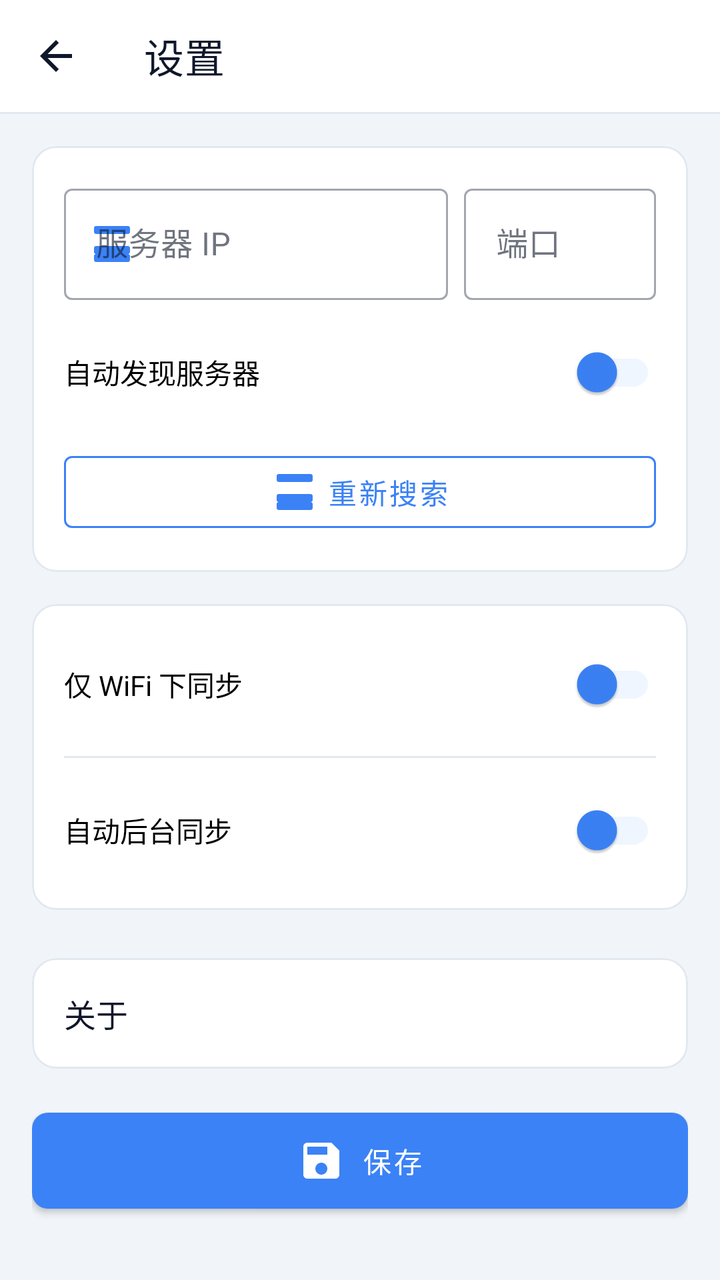
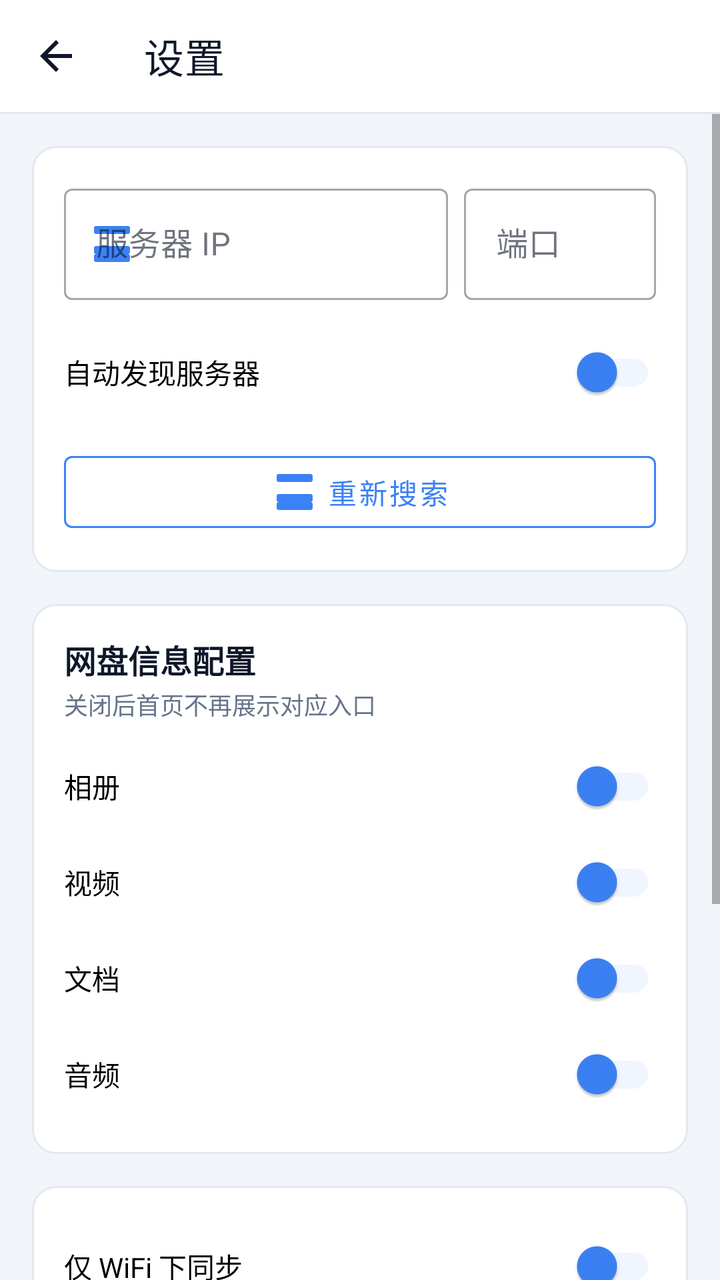

Compare the two renders of this Android layout. The source of the first and the diff that turns it into the second are given below.
<!-- AndroidManifest.xml: activity theme Theme.YybaCloud.NoActionBar -->
<!-- res/layout/activity_settings.xml -->
<?xml version="1.0" encoding="utf-8"?>
<LinearLayout xmlns:android="http://schemas.android.com/apk/res/android"
    xmlns:app="http://schemas.android.com/apk/res-auto"
    android:layout_width="match_parent"
    android:layout_height="match_parent"
    android:background="@color/page_bg"
    android:orientation="vertical">

    <com.google.android.material.appbar.MaterialToolbar
        android:id="@+id/toolbar"
        android:layout_width="match_parent"
        android:layout_height="?attr/actionBarSize"
        android:background="@color/surface"
        android:elevation="0dp"
        app:navigationIcon="@drawable/ic_back"
        app:navigationIconTint="@color/text_primary"
        app:title="@string/settings"
        app:titleTextColor="@color/text_primary" />

    <View
        android:layout_width="match_parent"
        android:layout_height="1dp"
        android:background="@color/divider" />

    <ScrollView
        android:layout_width="match_parent"
        android:layout_height="0dp"
        android:layout_weight="1"
        android:fillViewport="true">

        <LinearLayout
            android:layout_width="match_parent"
            android:layout_height="wrap_content"
            android:orientation="vertical"
            android:padding="@dimen/spacing_lg">

            <com.google.android.material.card.MaterialCardView
                style="@style/Widget.Yyba.Card"
                android:layout_width="match_parent"
                android:layout_height="wrap_content"
                android:layout_marginBottom="@dimen/spacing_lg">

                <LinearLayout
                    android:layout_width="match_parent"
                    android:layout_height="wrap_content"
                    android:orientation="vertical"
                    android:padding="@dimen/spacing_lg">

                    <LinearLayout
                        android:layout_width="match_parent"
                        android:layout_height="wrap_content"
                        android:layout_marginBottom="@dimen/spacing_md"
                        android:baselineAligned="false"
                        android:orientation="horizontal">

                        <com.google.android.material.textfield.TextInputLayout
                            android:layout_width="0dp"
                            android:layout_height="wrap_content"
                            android:layout_marginEnd="@dimen/spacing_sm"
                            android:layout_weight="2"
                            app:startIconDrawable="@drawable/ic_server"
                            app:startIconTint="@color/primary"
                            style="@style/Widget.MaterialComponents.TextInputLayout.OutlinedBox">

                            <com.google.android.material.textfield.TextInputEditText
                                android:id="@+id/etServerHost"
                                android:layout_width="match_parent"
                                android:layout_height="wrap_content"
                                android:hint="@string/server_host"
                                android:inputType="text" />
                        </com.google.android.material.textfield.TextInputLayout>

                        <com.google.android.material.textfield.TextInputLayout
                            android:layout_width="0dp"
                            android:layout_height="wrap_content"
                            android:layout_weight="1"
                            style="@style/Widget.MaterialComponents.TextInputLayout.OutlinedBox">

                            <com.google.android.material.textfield.TextInputEditText
                                android:id="@+id/etServerPort"
                                android:layout_width="match_parent"
                                android:layout_height="wrap_content"
                                android:hint="@string/server_port"
                                android:inputType="number" />
                        </com.google.android.material.textfield.TextInputLayout>
                    </LinearLayout>

                    <com.google.android.material.switchmaterial.SwitchMaterial
                        android:id="@+id/switchAutoDiscover"
                        android:layout_width="match_parent"
                        android:layout_height="wrap_content"
                        android:layout_marginBottom="@dimen/spacing_md"
                        android:text="@string/auto_discover"
                        app:thumbTint="@color/primary"
                        app:trackTint="@color/primary_light" />

                    <com.google.android.material.button.MaterialButton
                        android:id="@+id/btnRediscover"
                        style="@style/Widget.MaterialComponents.Button.OutlinedButton"
                        android:layout_width="match_parent"
                        android:layout_height="wrap_content"
                        android:text="@string/rediscover"
                        app:icon="@drawable/ic_server"
                        app:strokeColor="@color/primary" />
                </LinearLayout>
            </com.google.android.material.card.MaterialCardView>

            <com.google.android.material.card.MaterialCardView
                style="@style/Widget.Yyba.Card"
                android:layout_width="match_parent"
                android:layout_height="wrap_content"
                android:layout_marginBottom="@dimen/spacing_xl">

                <LinearLayout
                    android:layout_width="match_parent"
                    android:layout_height="wrap_content"
                    android:orientation="vertical"
                    android:padding="@dimen/spacing_lg">

                    <com.google.android.material.switchmaterial.SwitchMaterial
                        android:id="@+id/switchWifiOnly"
                        android:layout_width="match_parent"
                        android:layout_height="wrap_content"
                        android:text="@string/wifi_only_sync"
                        app:thumbTint="@color/primary"
                        app:trackTint="@color/primary_light" />

                    <View
                        android:layout_width="match_parent"
                        android:layout_height="1dp"
                        android:layout_marginVertical="@dimen/spacing_md"
                        android:background="@color/divider" />

                    <com.google.android.material.switchmaterial.SwitchMaterial
                        android:id="@+id/switchAutoSync"
                        android:layout_width="match_parent"
                        android:layout_height="wrap_content"
                        android:text="@string/auto_sync"
                        app:thumbTint="@color/primary"
                        app:trackTint="@color/primary_light" />
                </LinearLayout>
            </com.google.android.material.card.MaterialCardView>

            <com.google.android.material.card.MaterialCardView
                style="@style/Widget.Yyba.Card"
                android:layout_width="match_parent"
                android:layout_height="wrap_content"
                android:layout_marginBottom="@dimen/spacing_lg">

                <LinearLayout
                    android:layout_width="match_parent"
                    android:layout_height="wrap_content"
                    android:baselineAligned="false"
                    android:gravity="center_vertical"
                    android:orientation="horizontal"
                    android:padding="@dimen/spacing_lg">

                    <TextView
                        android:layout_width="0dp"
                        android:layout_height="wrap_content"
                        android:layout_weight="1"
                        android:text="@string/about"
                        android:textColor="@color/text_primary"
                        android:textSize="16sp" />

                    <TextView
                        android:id="@+id/tvVersion"
                        android:layout_width="wrap_content"
                        android:layout_height="wrap_content"
                        android:textColor="@color/text_secondary"
                        android:textSize="14sp" />
                </LinearLayout>
            </com.google.android.material.card.MaterialCardView>

            <com.google.android.material.button.MaterialButton
                android:id="@+id/btnSave"
                style="@style/Widget.Yyba.Button"
                android:layout_width="match_parent"
                android:layout_height="wrap_content"
                android:text="@string/save"
                app:icon="@drawable/ic_save" />
        </LinearLayout>
    </ScrollView>
</LinearLayout>
<!-- resources referenced by this layout -->
<resources>
  <color name="divider">#E2E8F0</color>
  <color name="page_bg">#F1F5F9</color>
  <color name="primary">#3B82F6</color>
  <color name="primary_light">#EFF6FF</color>
  <color name="surface">#FFFFFF</color>
  <color name="text_primary">#0F172A</color>
  <color name="text_secondary">#64748B</color>
  <dimen name="spacing_lg">16dp</dimen>
  <dimen name="spacing_md">12dp</dimen>
  <dimen name="spacing_sm">8dp</dimen>
  <dimen name="spacing_xl">24dp</dimen>
  <!-- drawable ic_back (drawable) -->
  <?xml version="1.0" encoding="utf-8"?>
  <vector xmlns:android="http://schemas.android.com/apk/res/android"
      android:width="24dp"
      android:height="24dp"
      android:viewportWidth="24"
      android:viewportHeight="24">
      <path
          android:fillColor="#FF000000"
          android:pathData="M20,11H7.83l5.59,-5.59L12,4l-8,8 8,8 1.41,-1.41L7.83,13H20v-2z" />
  </vector>
  <!-- drawable ic_save (drawable) -->
  <?xml version="1.0" encoding="utf-8"?>
  <vector xmlns:android="http://schemas.android.com/apk/res/android"
      android:width="24dp"
      android:height="24dp"
      android:viewportWidth="24"
      android:viewportHeight="24">
      <path
          android:fillColor="#FF000000"
          android:pathData="M17,3H5c-1.11,0 -2,0.9 -2,2v14c0,1.1 0.89,2 2,2h14c1.1,0 2,-0.9 2,-2V7l-4,-4zM12,19c-1.66,0 -3,-1.34 -3,-3s1.34,-3 3,-3 3,1.34 3,3 -1.34,3 -3,3zM15,9H5V5h10v4z" />
  </vector>
  <!-- drawable ic_server (drawable) -->
  <?xml version="1.0" encoding="utf-8"?>
  <vector xmlns:android="http://schemas.android.com/apk/res/android"
      android:width="24dp"
      android:height="24dp"
      android:viewportWidth="24"
      android:viewportHeight="24">
      <path
          android:fillColor="#FF000000"
          android:pathData="M20,13H4c-0.55,0 -1,0.45 -1,1v2c0,0.55 0.45,1 1,1h16c0.55,0 1,-0.45 1,-1v-2c0,-0.55 -0.45,-1 -1,-1zM4,7h16c0.55,0 1,-0.45 1,-1V4c0,-0.55 -0.45,-1 -1,-1H4c-0.55,0 -1,0.45 -1,1v2c0,0.55 0.45,1 1,1zM4,21h16c0.55,0 1,-0.45 1,-1v-2c0,-0.55 -0.45,-1 -1,-1H4c-0.55,0 -1,0.45 -1,1v2c0,0.55 0.45,1 1,1z" />
  </vector>
  <string name="about">关于</string>
  <string name="auto_discover">自动发现服务器</string>
  <string name="auto_sync">自动后台同步</string>
  <string name="rediscover">重新搜索</string>
  <string name="save">保存</string>
  <string name="server_host">服务器 IP</string>
  <string name="server_port">端口</string>
  <string name="settings">设置</string>
  <string name="wifi_only_sync">仅 WiFi 下同步</string>
  <style name="Widget.Yyba.Button" parent="Widget.MaterialComponents.Button">
          <item name="cornerRadius">@dimen/radius_sm</item>
          <item name="android:textAllCaps">false</item>
          <item name="android:paddingTop">12dp</item>
          <item name="android:paddingBottom">12dp</item>
          <item name="iconGravity">textStart</item>
          <item name="iconPadding">8dp</item>
          <item name="iconTint">@android:color/white</item>
          <item name="backgroundTint">@color/primary</item>
      </style>
  <style name="Widget.Yyba.Card" parent="Widget.MaterialComponents.CardView">
          <item name="cardCornerRadius">@dimen/radius_md</item>
          <item name="cardElevation">0dp</item>
          <item name="strokeWidth">@dimen/card_stroke</item>
          <item name="strokeColor">@color/border</item>
          <item name="cardBackgroundColor">@color/surface</item>
      </style>
  <style name="Theme.YybaCloud.NoActionBar" parent="Theme.YybaCloud" />
  <dimen name="radius_sm">8dp</dimen>
  <dimen name="radius_md">12dp</dimen>
  <dimen name="card_stroke">1dp</dimen>
  <color name="border">#E2E8F0</color>
  <color name="primary_dark">#2563EB</color>
  <color name="accent">#06B6D4</color>
  <!-- unchanged entries left out for length: 1 -->
</resources>

<!-- the commit's change to res/layout/activity_settings.xml (unified diff, before → after) -->
@@ -109,6 +109,69 @@
                 style="@style/Widget.Yyba.Card"
                 android:layout_width="match_parent"
                 android:layout_height="wrap_content"
+                android:layout_marginBottom="@dimen/spacing_lg">
+
+                <LinearLayout
+                    android:layout_width="match_parent"
+                    android:layout_height="wrap_content"
+                    android:orientation="vertical"
+                    android:padding="@dimen/spacing_lg">
+
+                    <TextView
+                        android:layout_width="wrap_content"
+                        android:layout_height="wrap_content"
+                        android:text="@string/cloud_info_config"
+                        android:textColor="@color/text_primary"
+                        android:textSize="16sp"
+                        android:textStyle="bold" />
+
+                    <TextView
+                        android:layout_width="wrap_content"
+                        android:layout_height="wrap_content"
+                        android:layout_marginTop="2dp"
+                        android:layout_marginBottom="@dimen/spacing_sm"
+                        android:text="@string/cloud_info_config_hint"
+                        android:textColor="@color/text_secondary"
+                        android:textSize="12sp" />
+
+                    <com.google.android.material.switchmaterial.SwitchMaterial
+                        android:id="@+id/switchShowAlbum"
+                        android:layout_width="match_parent"
+                        android:layout_height="wrap_content"
+                        android:text="@string/category_album"
+                        app:thumbTint="@color/primary"
+                        app:trackTint="@color/primary_light" />
+
+                    <com.google.android.material.switchmaterial.SwitchMaterial
+                        android:id="@+id/switchShowVideo"
+                        android:layout_width="match_parent"
+                        android:layout_height="wrap_content"
+                        android:text="@string/category_video"
+                        app:thumbTint="@color/primary"
+                        app:trackTint="@color/primary_light" />
+
+                    <com.google.android.material.switchmaterial.SwitchMaterial
+                        android:id="@+id/switchShowDocument"
+                        android:layout_width="match_parent"
+                        android:layout_height="wrap_content"
+                        android:text="@string/category_document"
+                        app:thumbTint="@color/primary"
+                        app:trackTint="@color/primary_light" />
+
+                    <com.google.android.material.switchmaterial.SwitchMaterial
+                        android:id="@+id/switchShowAudio"
+                        android:layout_width="match_parent"
+                        android:layout_height="wrap_content"
+                        android:text="@string/category_audio"
+                        app:thumbTint="@color/primary"
+                        app:trackTint="@color/primary_light" />
+                </LinearLayout>
+            </com.google.android.material.card.MaterialCardView>
+
+            <com.google.android.material.card.MaterialCardView
+                style="@style/Widget.Yyba.Card"
+                android:layout_width="match_parent"
+                android:layout_height="wrap_content"
                 android:layout_marginBottom="@dimen/spacing_xl">
 
                 <LinearLayout
<!-- resource entries referenced after the edit -->
@@ -47,6 +47,12 @@
   <string name="about">关于</string>
   <string name="auto_discover">自动发现服务器</string>
   <string name="auto_sync">自动后台同步</string>
+  <string name="category_album">相册</string>
+  <string name="category_audio">音频</string>
+  <string name="category_document">文档</string>
+  <string name="category_video">视频</string>
+  <string name="cloud_info_config">网盘信息配置</string>
+  <string name="cloud_info_config_hint">关闭后首页不再展示对应入口</string>
   <string name="rediscover">重新搜索</string>
   <string name="save">保存</string>
   <string name="server_host">服务器 IP</string>
